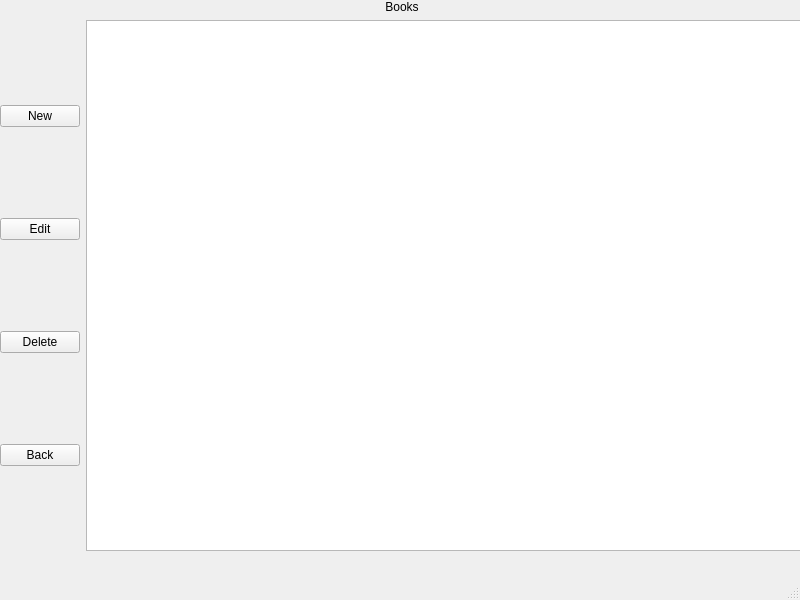
Qt form CS106_QT_APP/UI_files/bookdata.ui (jazman43/CS106_QT6_APP) before a commit.
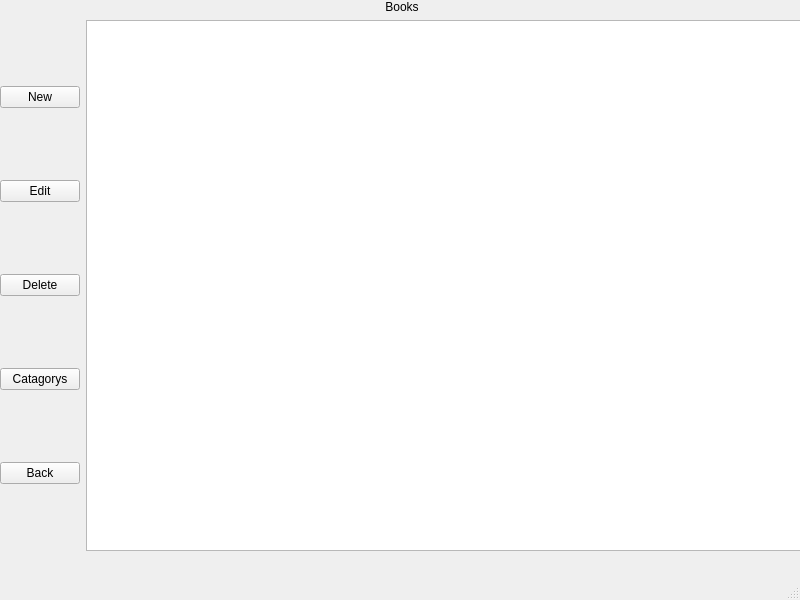
The same form after that commit.

The edit to the form file:
```diff
--- a/CS106_QT_APP/UI_files/bookdata.ui
+++ b/CS106_QT_APP/UI_files/bookdata.ui
@@ -59,6 +59,13 @@
            </property>
           </widget>
          </item>
+         <item>
+          <widget class="QPushButton" name="pushButton_Catagoryes">
+           <property name="text">
+            <string>Catagorys</string>
+           </property>
+          </widget>
+         </item>
          <item>
           <widget class="QPushButton" name="pushButton_backToMenu">
            <property name="text">
```
